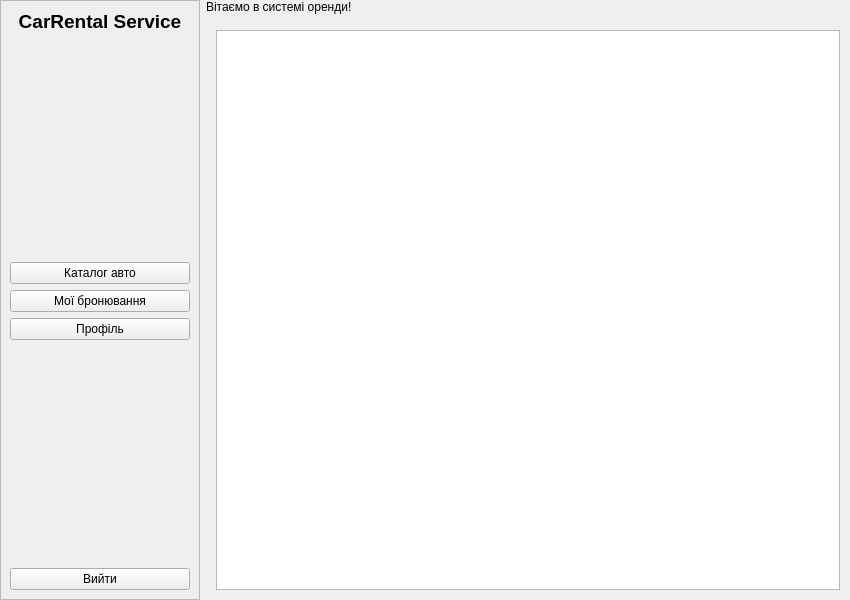
The window that userwindow.ui (lopez1k/kursova) describes before a commit, drawn with Qt 5.
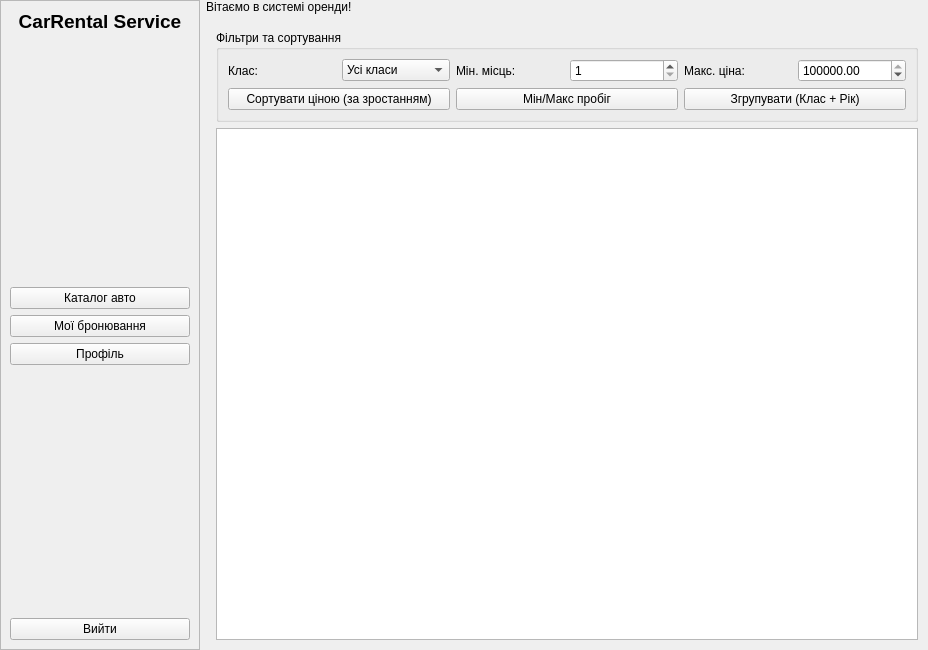
The same window after the commit.

```diff
--- a/userwindow.ui
+++ b/userwindow.ui
@@ -6,8 +6,8 @@
    <rect>
     <x>0</x>
     <y>0</y>
-    <width>850</width>
-    <height>600</height>
+    <width>928</width>
+    <height>650</height>
    </rect>
   </property>
   <property name="windowTitle">
@@ -137,6 +137,112 @@
          <property name="bottomMargin">
           <number>10</number>
          </property>
+         <item>
+          <widget class="QGroupBox" name="filterGroupBox">
+           <property name="title">
+            <string>Фільтри та сортування</string>
+           </property>
+           <layout class="QVBoxLayout" name="filterMainLayout">
+            <item>
+             <layout class="QHBoxLayout" name="filterInputsLayout">
+              <item>
+               <widget class="QLabel" name="lblCategory">
+                <property name="text">
+                 <string>Клас:</string>
+                </property>
+               </widget>
+              </item>
+              <item>
+               <widget class="QComboBox" name="comboCategory">
+                <item>
+                 <property name="text">
+                  <string>Усі класи</string>
+                 </property>
+                </item>
+                <item>
+                 <property name="text">
+                  <string>Економ</string>
+                 </property>
+                </item>
+                <item>
+                 <property name="text">
+                  <string>Комфорт</string>
+                 </property>
+                </item>
+                <item>
+                 <property name="text">
+                  <string>Бізнес</string>
+                 </property>
+                </item>
+               </widget>
+              </item>
+              <item>
+               <widget class="QLabel" name="lblMinSeats">
+                <property name="text">
+                 <string>Мін. місць:</string>
+                </property>
+               </widget>
+              </item>
+              <item>
+               <widget class="QSpinBox" name="spinMinSeats">
+                <property name="minimum">
+                 <number>1</number>
+                </property>
+                <property name="maximum">
+                 <number>20</number>
+                </property>
+                <property name="value">
+                 <number>1</number>
+                </property>
+               </widget>
+              </item>
+              <item>
+               <widget class="QLabel" name="lblMaxPrice">
+                <property name="text">
+                 <string>Макс. ціна:</string>
+                </property>
+               </widget>
+              </item>
+              <item>
+               <widget class="QDoubleSpinBox" name="spinMaxPrice">
+                <property name="maximum">
+                 <double>10000000.000000000000000</double>
+                </property>
+                <property name="value">
+                 <double>10000000.000000000000000</double>
+                </property>
+               </widget>
+              </item>
+             </layout>
+            </item>
+            <item>
+             <layout class="QHBoxLayout" name="filterButtonsLayout">
+              <item>
+               <widget class="QPushButton" name="btnSortMerge">
+                <property name="text">
+                 <string>Сортувати ціною (за зростанням)</string>
+                </property>
+               </widget>
+              </item>
+              <item>
+               <widget class="QPushButton" name="btnMinMaxMileage">
+                <property name="text">
+                 <string>Мін/Макс пробіг</string>
+                </property>
+               </widget>
+              </item>
+              <item>
+               <widget class="QPushButton" name="btnGroupAndSort">
+                <property name="text">
+                 <string>Згрупувати (Клас + Рік)</string>
+                </property>
+               </widget>
+              </item>
+             </layout>
+            </item>
+           </layout>
+          </widget>
+         </item>
          <item>
           <widget class="QListWidget" name="carsListWidget">
            <property name="movement">
@@ -151,12 +257,18 @@
            <property name="resizeMode">
             <enum>QListView::ResizeMode::Adjust</enum>
            </property>
+           <property name="spacing">
+            <number>10</number>
+           </property>
+           <property name="gridSize">
+            <size>
+             <width>220</width>
+             <height>160</height>
+            </size>
+           </property>
            <property name="viewMode">
             <enum>QListView::ViewMode::IconMode</enum>
            </property>
-           <property name="spacing">
-            <number>12</number>
-           </property>
           </widget>
          </item>
         </layout>
```
